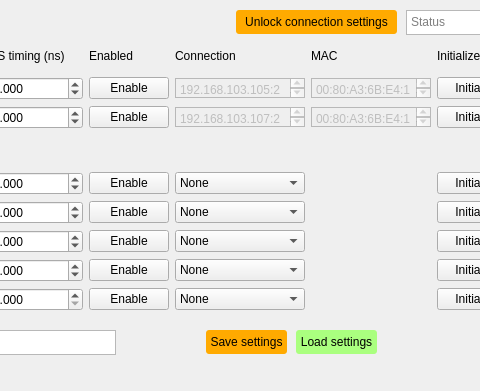
Above: laser_timing copy.ui from brad-ley/fel-esr before the change; both pictures show x 384 to 864 and y 0 to 391 of the 1053 by 391 pixel window. Below: the same form after it.
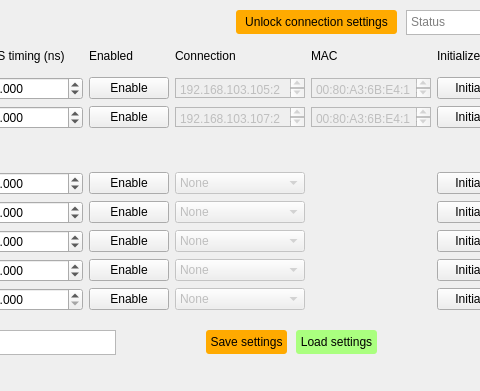
That is the form after the change.

Patch:
```diff
--- a/laser_timing copy.ui
+++ b/laser_timing copy.ui
@@ -205,6 +205,9 @@
      </item>
      <item row="6" column="7">
       <widget class="QComboBox" name="c2_com">
+       <property name="enabled">
+        <bool>false</bool>
+       </property>
        <item>
         <property name="text">
          <string>None</string>
@@ -264,6 +267,9 @@
      </item>
      <item row="9" column="7">
       <widget class="QComboBox" name="c5_com">
+       <property name="enabled">
+        <bool>false</bool>
+       </property>
        <item>
         <property name="text">
          <string>None</string>
@@ -323,6 +329,9 @@
      </item>
      <item row="4" column="7">
       <widget class="QComboBox" name="c1_com">
+       <property name="enabled">
+        <bool>false</bool>
+       </property>
        <item>
         <property name="text">
          <string>None</string>
@@ -339,6 +348,9 @@
      </item>
      <item row="7" column="7">
       <widget class="QComboBox" name="c3_com">
+       <property name="enabled">
+        <bool>false</bool>
+       </property>
        <item>
         <property name="text">
          <string>None</string>
@@ -355,6 +367,9 @@
      </item>
      <item row="8" column="7">
       <widget class="QComboBox" name="c4_com">
+       <property name="enabled">
+        <bool>false</bool>
+       </property>
        <item>
         <property name="text">
          <string>None</string>
```
